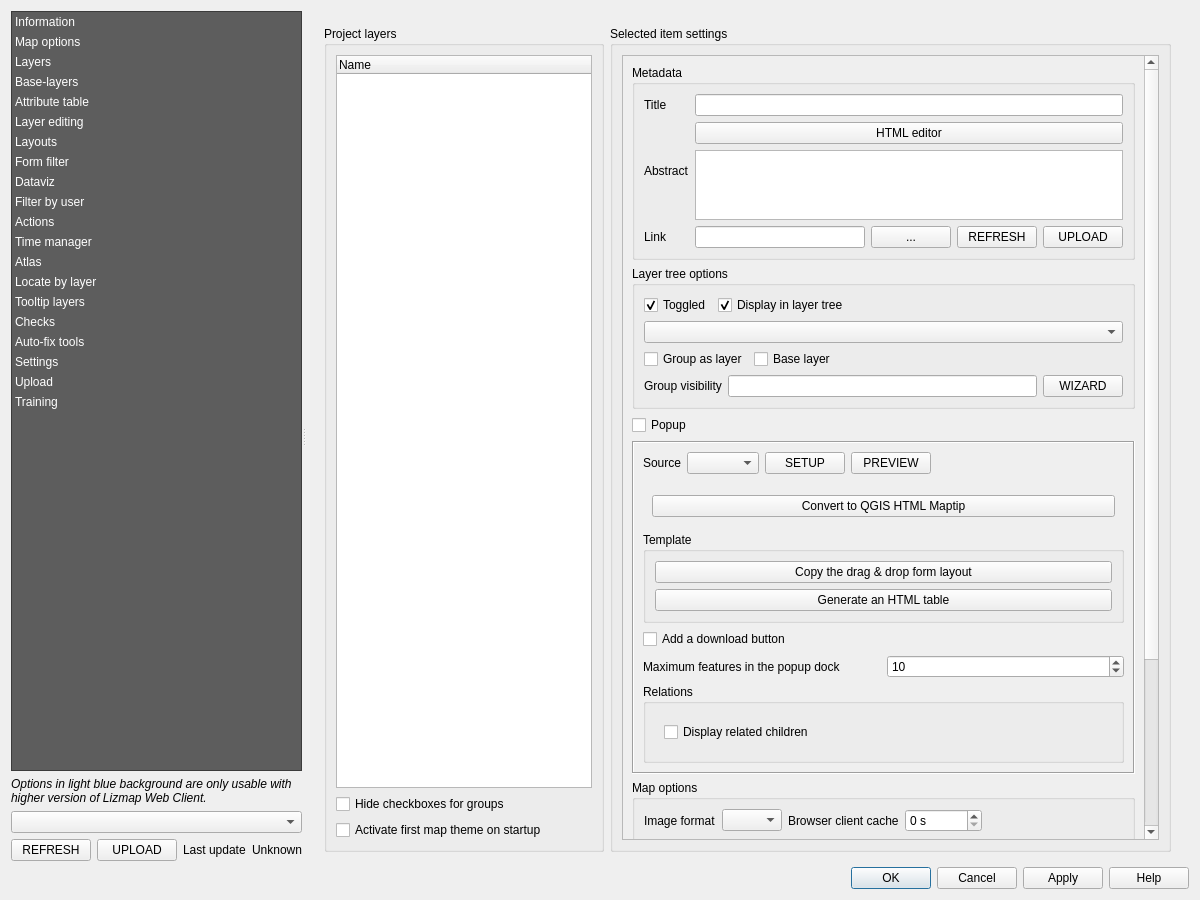
3liz/lizmap-plugin, file lizmap/resources/ui/ui_lizmap.ui: the form before one commit.
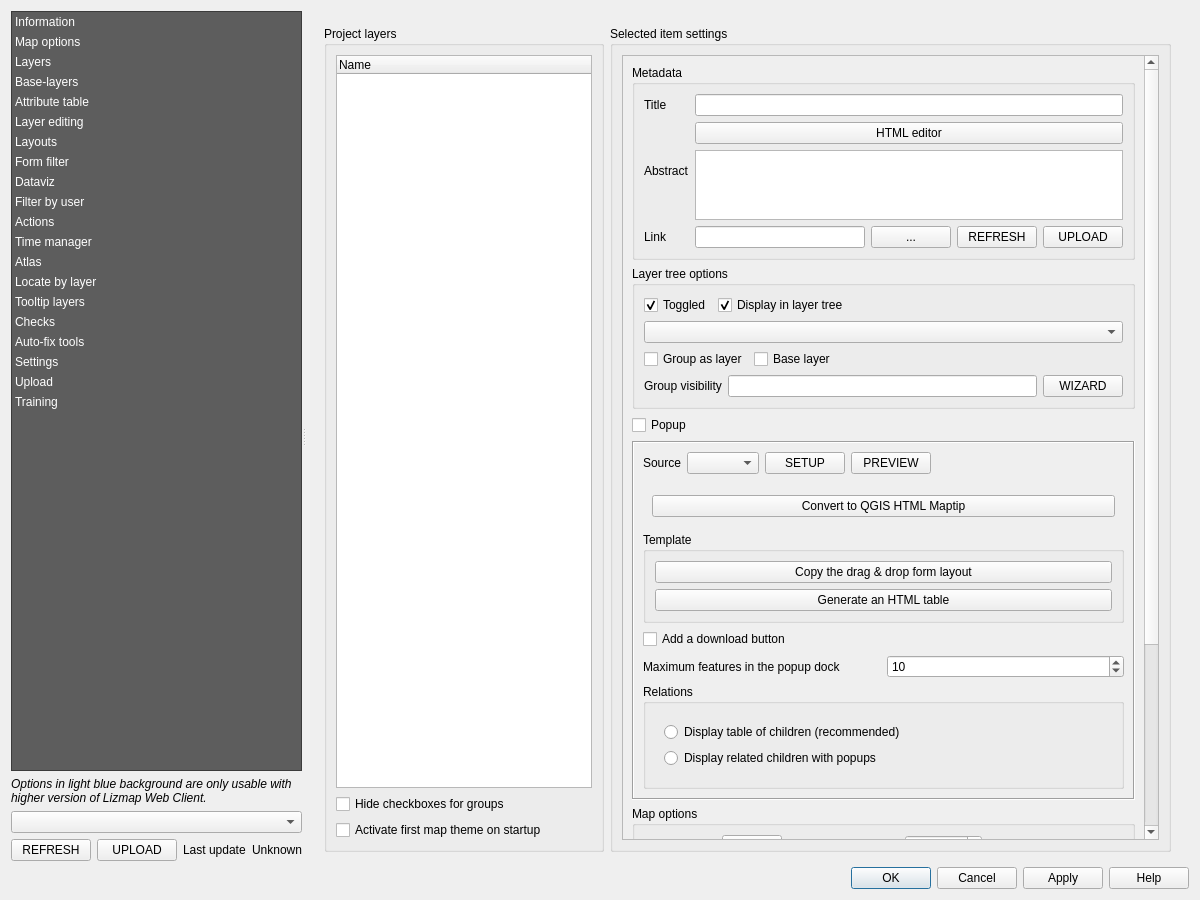
The form after the commit. The open tabs and pages were chosen to show the change. Custom widgets are drawn as their Qt base class.

Commit message: feat: Enable lizmap-features-table with a radio button

The edit to the form file:
```diff
--- a/lizmap/resources/ui/ui_lizmap.ui
+++ b/lizmap/resources/ui/ui_lizmap.ui
@@ -1961,21 +1961,21 @@
                               <widget class="QWidget" name="page_display_relation">
                                <layout class="QVBoxLayout" name="verticalLayout_55">
                                 <item>
-                                 <layout class="QHBoxLayout" name="horizontalLayout_36">
+                                 <widget class="QRadioButton" name="children_lizmap_features_table">
+                                  <property name="text">
+                                   <string>Display table of children (recommended)</string>
+                                  </property>
+                                 </widget>
+                                </item>
                                   <item>
-                                   <widget class="QCheckBox" name="cbPopupDisplayChildren">
+                                 <widget class="QRadioButton" name="popup_display_children">
                                     <property name="toolTip">
                                      <string>When checked, Lizmap will show children data under each parent popup. You should activate popup for parent and child layers.</string>
                                     </property>
-                                    <property name="styleSheet">
-                                     <string notr="true"/>
-                                    </property>
                                     <property name="text">
-                                     <string>Display related children</string>
-                                    </property>
-                                   </widget>
-                                  </item>
-                                 </layout>
+                                   <string>Display related children with popups</string>
+                                  </property>
+                                 </widget>
                                 </item>
                                </layout>
                               </widget>
```
Left out of the diff: 3 changed lines with no effect on the pictures. Lines whose indentation alone changed are shown as unchanged. The commit also changes 3 other files.
